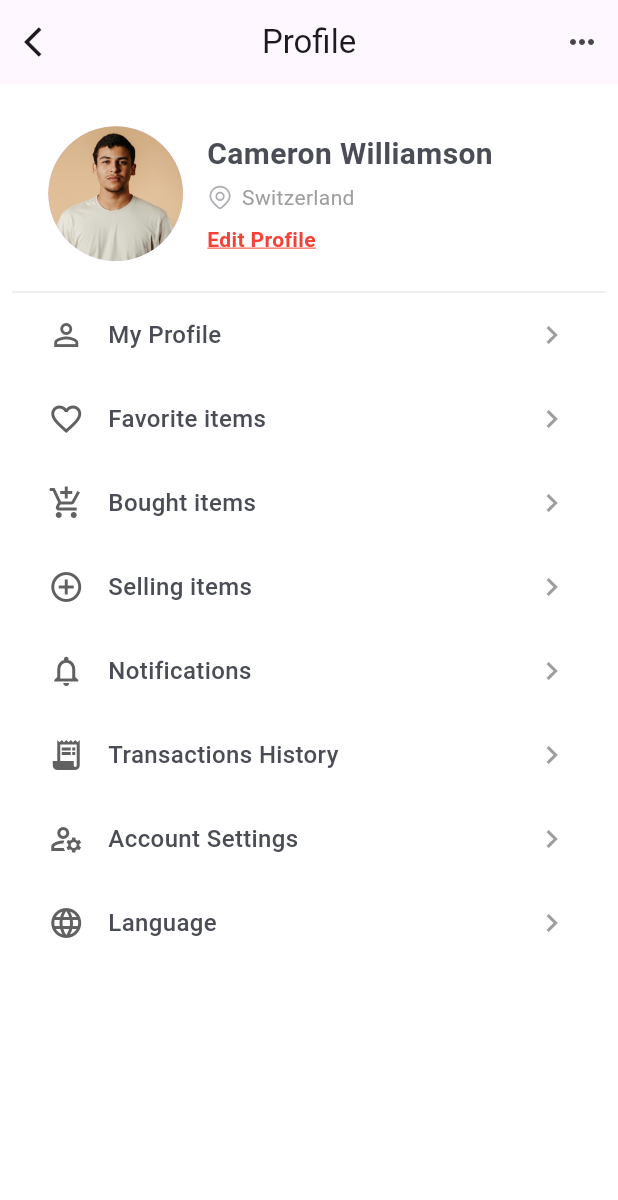
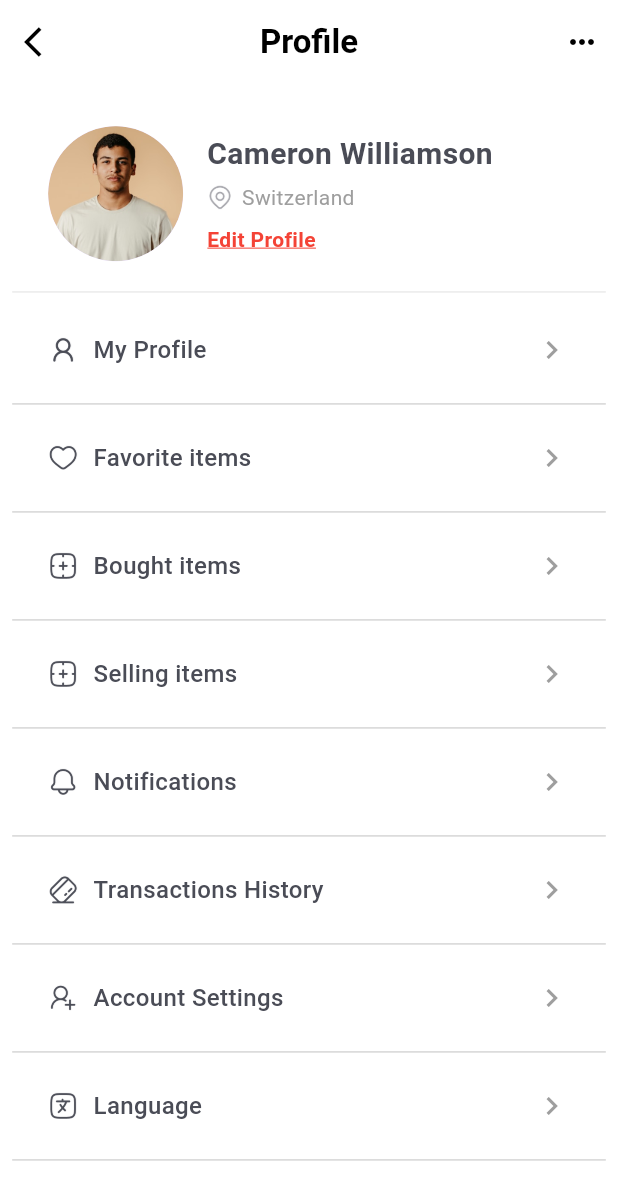
Before and after one commit to backbencherstudio/mussweg, a Flutter app: the ProfileScreen screen opened directly, on a phone screen of 412 x 824 dp. Shown: the top 1200 px of the screen. Run offline on Flutter 3.47's test engine with Material 3 defaults, Android fonts, the phone set to English and light mode, and no system bars; our stand-ins replace flutter_screenutil, get_it.

Commit message:
merge the changes of profile screen

```diff
--- a/lib/core/routes/route_configs.dart
+++ b/lib/core/routes/route_configs.dart
@@ -1,11 +1,15 @@
 import 'package:flutter/material.dart';
 import 'package:mussweg/core/routes/route_names.dart';
-import 'package:mussweg/views/home/screen/home_screen.dart';
 import 'package:mussweg/views/parent_screen/screen/parent_screen.dart';
+
+import '../../views/profile/screen.dart';
+import '../../views/profile/screens/view_seller_product.dart';
 
 
 class AppRoutes {
   static final Map<String, WidgetBuilder> routes = {
     RouteNames.parentScreen: (context) => const ParentScreen(),
+    RouteNames.profileScreen: (context) => const ProfileScreen(),
+    RouteNames.sellerProfilePage: (context) => const SellerProfilePage(),
   };
 }
--- a/lib/core/routes/route_names.dart
+++ b/lib/core/routes/route_names.dart
@@ -2,4 +2,8 @@ class RouteNames {
   static const String parentScreen = '/';
   static const String chooseAccount = '/chooseAccount';
   static const String loginScreen = '/loginScreen';
+  static const String profileScreen = '/profileScreen';
+  static const String sellerProfilePage = '/sellerProfilePage';
+
+
 }
--- a/lib/views/parent_screen/screen/parent_screen.dart
+++ b/lib/views/parent_screen/screen/parent_screen.dart
@@ -4,6 +4,7 @@ import 'package:provider/provider.dart';
 
 import '../../../view_model/parent_provider/parent_screen_provider.dart';
 import '../../home/screen/home_screen.dart';
+import '../../profile/screen.dart';
 
 class ParentScreen extends StatelessWidget {
   const ParentScreen({super.key});
@@ -21,7 +22,7 @@ class ParentScreen extends StatelessWidget {
               HomeScreen(), // tab 0
               HomeScreen(), // tab 0
               HomeScreen(), // tab 0
-              HomeScreen(), // tab 0
+              ProfileScreen(), // tab 0
             ],
           );
         },
--- a/lib/views/profile/screen.dart
+++ b/lib/views/profile/screen.dart
@@ -1,45 +1,42 @@
 import 'package:flutter/material.dart';
 import 'package:flutter_screenutil/flutter_screenutil.dart';
+import 'package:mussweg/core/routes/route_names.dart';
+import 'package:mussweg/views/profile/widgets/profile_menu_item.dart';
+import 'package:mussweg/views/widgets/simple_apppbar.dart';
 
 class ProfileScreen extends StatefulWidget {
   const ProfileScreen({super.key});
-
   @override
   State<ProfileScreen> createState() => _ProfileScreenState();
 }
-
 class _ProfileScreenState extends State<ProfileScreen> {
   @override
   Widget build(BuildContext context) {
     return Scaffold(
-      appBar: AppBar(
-        centerTitle: true,
-        title: Text('Profile'),
-        leading:  IconButton(onPressed: (){Navigator.pop(context);}, icon: Icon(Icons.arrow_back_ios)),
-        actions: [
-          IconButton(onPressed: (){}, icon: Icon(Icons.more_horiz))
-        ],
-      ),
+      appBar: SimpleApppbar(title: 'Profile'),
       body: Padding(
         padding: EdgeInsets.all(8.0.sp),
         child: SingleChildScrollView(
           child: Column(
             children: [
               Padding(
-                padding: const EdgeInsets.symmetric(horizontal: 24.0, vertical: 20.0),
+                padding: const EdgeInsets.symmetric(
+                  horizontal: 24.0,
+                  vertical: 20.0,
+                ),
                 child: Row(
                   children: [
-
                     SizedBox(
                       width: 90,
                       height: 90,
                       child: CircleAvatar(
-                    backgroundImage: AssetImage('assets/icons/user_profile.png'),
+                        backgroundImage: AssetImage(
+                          'assets/icons/user_profile.png',
+                        ),
                       ),
                     ),
 
                     const SizedBox(width: 16),
-                    // User details
                     Expanded(
                       child: Column(
                         crossAxisAlignment: CrossAxisAlignment.start,
@@ -49,20 +46,23 @@ class _ProfileScreenState extends State<ProfileScreen> {
                             style: TextStyle(
                               fontSize: 20,
                               fontWeight: FontWeight.w600,
-                              color: Color(0xff4A4C56)
+                              color: Color(0xff4A4C56),
                             ),
                           ),
                           const SizedBox(height: 4),
                           Row(
                             spacing: 6,
                             children: [
-                              Image.asset('assets/icons/location.png',scale: 2.8,),
+                              Image.asset(
+                                'assets/icons/location.png',
+                                scale: 2.8,
+                              ),
                               Text(
                                 'Switzerland',
                                 style: TextStyle(
                                   fontSize: 14,
                                   color: Colors.grey,
-                                  fontWeight: FontWeight.w400
+                                  fontWeight: FontWeight.w400,
                                 ),
                               ),
                             ],
@@ -70,7 +70,7 @@ class _ProfileScreenState extends State<ProfileScreen> {
                           const SizedBox(height: 8),
                           GestureDetector(
                             onTap: () {
-                              // Handle "Edit Profile" tap
+
                             },
                             child: const Text(
                               'Edit Profile',
@@ -79,7 +79,7 @@ class _ProfileScreenState extends State<ProfileScreen> {
                                 color: Colors.red,
                                 fontWeight: FontWeight.bold,
                                 decoration: TextDecoration.underline,
-                                decorationColor: Colors.red
+                                decorationColor: Colors.red,
                               ),
                             ),
                           ),
@@ -90,18 +90,64 @@ class _ProfileScreenState extends State<ProfileScreen> {
                 ),
               ),
               // Divider line
-              const Divider(height: 1, thickness: 1, color: Color.fromARGB(255, 235, 235, 235)),
-              // List of menu items
+              const Divider(
+                height: 1,
+                thickness: 1,
+                color: Color.fromARGB(255, 235, 235, 235),
+              ),
+              SizedBox(height: 10.h,),
               Column(
                 children: [
-                  ProfileMenuItem(icon: Icons.person_outline, title: 'My Profile', onTap: () {}),
-                  ProfileMenuItem(icon: Icons.favorite_border, title: 'Favorite items', onTap: () {}),
-                  ProfileMenuItem(icon: Icons.add_shopping_cart, title: 'Bought items', onTap: () {}),
-                  ProfileMenuItem(icon: Icons.add_circle_outline, title: 'Selling items', onTap: () {}),
-                  ProfileMenuItem(icon: Icons.notifications_none, title: 'Notifications', onTap: () {}),
-                  ProfileMenuItem(icon: Icons.receipt_long, title: 'Transactions History', onTap: () {}),
-                  ProfileMenuItem(icon: Icons.manage_accounts_outlined, title: 'Account Settings', onTap: () {}),
-                  ProfileMenuItem(icon: Icons.language_outlined, title: 'Language', onTap: () {}),
+                  ProfileMenuItem(
+                    image: 'assets/icons/user.png',
+                    title: 'My Profile',
+                    onTap: () {
+                      Navigator.pushNamed(context, RouteNames.sellerProfilePage);
+                    },
+                  ),
+                  Divider(color: Colors.grey[350]),
+                  ProfileMenuItem(
+                    image: 'assets/icons/love.png',
+                    title: 'Favorite items',
+                    onTap: () {},
+                  ),
+                  Divider(color: Colors.grey[350]),
+                  ProfileMenuItem(
+                    image: 'assets/icons/sell.png',
+                    title: 'Bought items',
+                    onTap: () {},
+                  ),
+                  Divider(color: Colors.grey[350]),
+                  ProfileMenuItem(
+                    image: 'assets/icons/sell.png',
+                    title: 'Selling items',
+                    onTap: () {},
+                  ),
+                  Divider(color: Colors.grey[350]),
+                  ProfileMenuItem(
+                    image: 'assets/icons/notification.png',
+                    title: 'Notifications',
+                    onTap: () {},
+                  ),
+                  Divider(color: Colors.grey[350]),
+                  ProfileMenuItem(
+                    image: 'assets/icons/credit_card.png',
+                    title: 'Transactions History',
+                    onTap: () {},
+                  ),
+                  Divider(color: Colors.grey[350]),
+                  ProfileMenuItem(
+                    image: 'assets/icons/profile_user.png',
+                    title: 'Account Settings',
+                    onTap: () {},
+                  ),
+                  Divider(color: Colors.grey[350]),
+                  ProfileMenuItem(
+                    image: 'assets/icons/language.png',
+                    title: 'Language',
+                    onTap: () {},
+                  ),
+                  Divider(color: Colors.grey[350]),
                 ],
               ),
             ],
@@ -111,40 +157,3 @@ class _ProfileScreenState extends State<ProfileScreen> {
     );
   }
 }
-
-
-class ProfileMenuItem extends StatelessWidget {
-  final IconData icon;
-  final String title;
-  final VoidCallback? onTap;
-
-  const ProfileMenuItem({
-    Key? key,
-    required this.icon,
-    required this.title,
-    this.onTap,
-  }) : super(key: key);
-
-  @override
-  Widget build(BuildContext context) {
-    return InkWell(
-      onTap: onTap,
-      child: Padding(
-        padding: const EdgeInsets.symmetric(vertical: 16.0, horizontal: 24.0),
-        child: Row(
-          children: [
-            Icon(icon, color: Colors.grey[700]),
-            const SizedBox(width: 16),
-            Expanded(
-              child: Text(
-                title,
-                style: const TextStyle(fontSize: 16, color: Color(0xff4A4C56),fontWeight: FontWeight.w500),
-              ),
-            ),
-            const Icon(Icons.chevron_right, color: Colors.grey),
-          ],
-        ),
-      ),
-    );
-  }
-}
--- /dev/null
+++ b/lib/views/profile/widgets/profile_menu_item.dart
@@ -0,0 +1,46 @@
+import 'package:flutter/material.dart';
+import 'package:flutter_screenutil/flutter_screenutil.dart';
+
+class ProfileMenuItem extends StatelessWidget {
+  final String image;
+  final String title;
+  final VoidCallback? onTap;
+
+  const ProfileMenuItem({
+    Key? key,
+    required this.image,
+    required this.title,
+    this.onTap,
+  }) : super(key: key);
+
+  @override
+  Widget build(BuildContext context) {
+    return InkWell(
+      onTap: onTap,
+      child: Padding(
+        padding: const EdgeInsets.symmetric(vertical: 16.0, horizontal: 24.0),
+        child: Column(
+          children: [
+            Row(
+              children: [
+                Image.asset(image as String,scale: 3,),
+                SizedBox(width: 10.sp),
+                Expanded(
+                  child: Text(
+                    title,
+                    style: const TextStyle(
+                      fontSize: 16,
+                      color: Color(0xff4A4C56),
+                      fontWeight: FontWeight.w500,
+                    ),
+                  ),
+                ),
+                const Icon(Icons.chevron_right, color: Colors.grey),
+              ],
+            ),
+          ],
+        ),
+      ),
+    );
+  }
+}
--- /dev/null
+++ b/lib/views/profile/widgets/simple_apppbar.dart
@@ -0,0 +1,42 @@
+import 'package:flutter/material.dart';
+
+class SimpleApppbar extends StatelessWidget implements PreferredSizeWidget {
+  final String title;
+  final VoidCallback? onBack;
+  final VoidCallback? onMore;
+
+  const SimpleApppbar({
+    Key? key,
+    required this.title,
+    this.onBack,
+    this.onMore,
+  }) : super(key: key);
+
+  @override
+  Widget build(BuildContext context) {
+    return AppBar(
+      backgroundColor: Colors.white,
+      centerTitle: true,
+      title: Text(
+        title,
+        style: const TextStyle(
+          color: Colors.black,
+          fontWeight: FontWeight.w600,
+        ),
+      ),
+      leading: IconButton(
+        onPressed: onBack ?? () => Navigator.pop(context),
+        icon: const Icon(Icons.arrow_back_ios, color: Colors.black),
+      ),
+      actions: [
+        IconButton(
+          onPressed: onMore ?? () {},
+          icon: const Icon(Icons.more_horiz, color: Colors.black),
+        ),
+      ],
+    );
+  }
+
+  @override
+  Size get preferredSize => const Size.fromHeight(kToolbarHeight);
+}
--- /dev/null
+++ b/lib/views/widgets/profile_menu_item.dart
@@ -0,0 +1,46 @@
+import 'package:flutter/material.dart';
+import 'package:flutter_screenutil/flutter_screenutil.dart';
+
+class ProfileMenuItem extends StatelessWidget {
+  final String image;
+  final String title;
+  final VoidCallback? onTap;
+
+  const ProfileMenuItem({
+    Key? key,
+    required this.image,
+    required this.title,
+    this.onTap,
+  }) : super(key: key);
+
+  @override
+  Widget build(BuildContext context) {
+    return InkWell(
+      onTap: onTap,
+      child: Padding(
+        padding: const EdgeInsets.symmetric(vertical: 16.0, horizontal: 24.0),
+        child: Column(
+          children: [
+            Row(
+              children: [
+                Image.asset(image as String,scale: 3,),
+                SizedBox(width: 10.sp),
+                Expanded(
+                  child: Text(
+                    title,
+                    style: const TextStyle(
+                      fontSize: 16,
+                      color: Color(0xff4A4C56),
+                      fontWeight: FontWeight.w500,
+                    ),
+                  ),
+                ),
+                const Icon(Icons.chevron_right, color: Colors.grey),
+              ],
+            ),
+          ],
+        ),
+      ),
+    );
+  }
+}
--- /dev/null
+++ b/lib/views/widgets/simple_apppbar.dart
@@ -0,0 +1,42 @@
+import 'package:flutter/material.dart';
+
+class SimpleApppbar extends StatelessWidget implements PreferredSizeWidget {
+  final String title;
+  final VoidCallback? onBack;
+  final VoidCallback? onMore;
+
+  const SimpleApppbar({
+    Key? key,
+    required this.title,
+    this.onBack,
+    this.onMore,
+  }) : super(key: key);
+
+  @override
+  Widget build(BuildContext context) {
+    return AppBar(
+      backgroundColor: Colors.white,
+      centerTitle: true,
+      title: Text(
+        title,
+        style: const TextStyle(
+          color: Colors.black,
+          fontWeight: FontWeight.w600,
+        ),
+      ),
+      leading: IconButton(
+        onPressed: onBack ?? () => Navigator.pop(context),
+        icon: const Icon(Icons.arrow_back_ios, color: Colors.black),
+      ),
+      actions: [
+        IconButton(
+          onPressed: onMore ?? () {},
+          icon: const Icon(Icons.more_horiz, color: Colors.black),
+        ),
+      ],
+    );
+  }
+
+  @override
+  Size get preferredSize => const Size.fromHeight(kToolbarHeight);
+}
```
Also changed, not shown: lib/views/profile/screens/view_seller_product.dart (added, +329 -0 lines), assets/icons/credit_card.png (added), assets/icons/language.png (added), assets/icons/love.png (added), assets/icons/notification.png (added), assets/icons/profile_user.png (added), assets/icons/sell.png (added), assets/icons/user.png (added), assets/images/cover.png (added). Lines whose indentation alone changed are shown as unchanged.
